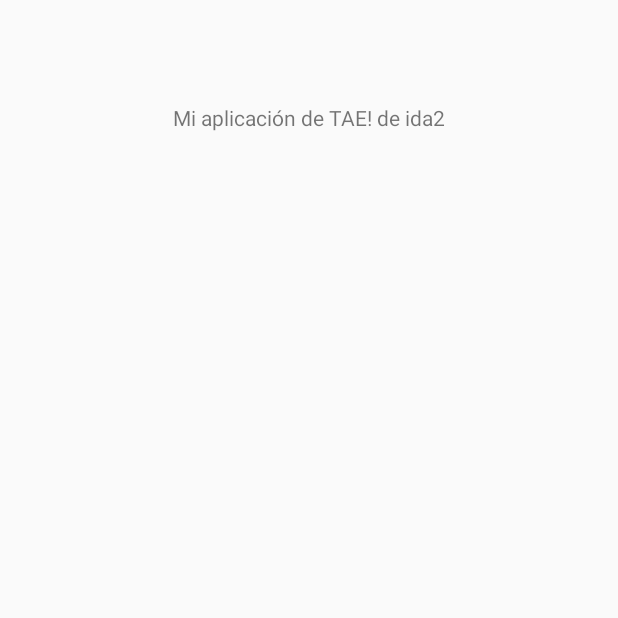
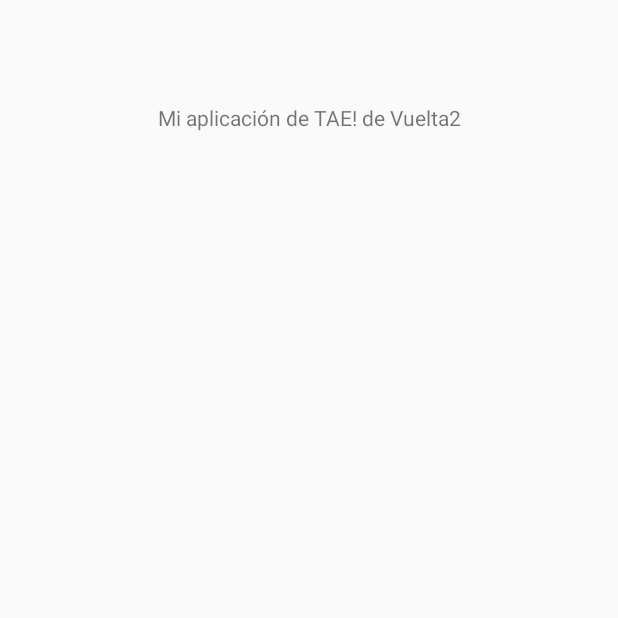
Before and after one commit to JessicaCaraballo/TAE_, an Android app: the screen it shows after launch (MainActivity), on a phone screen of 412 x 824 dp, the part 543-1161 px from its top. Run offline under Robolectric (Android 15) with nearby library versions, the phone set to English and light mode, and no system bars.

Commit message:
Update activity_main.xml

```diff
--- a/app/src/main/res/layout/activity_main.xml
+++ b/app/src/main/res/layout/activity_main.xml
@@ -9,7 +9,7 @@
     <TextView
         android:layout_width="wrap_content"
         android:layout_height="wrap_content"
-        android:text="Mi aplicación de TAE! de ida2"
+        android:text="Mi aplicación de TAE! de Vuelta2"
         app:layout_constraintBottom_toBottomOf="parent"
         app:layout_constraintLeft_toLeftOf="parent"
         app:layout_constraintRight_toRightOf="parent"
```
